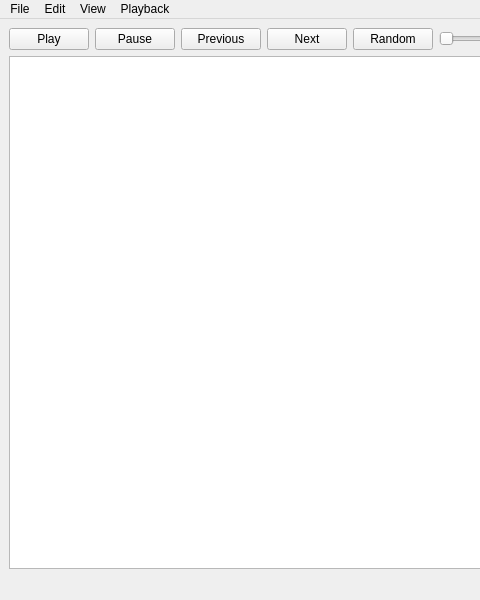
Qt form src/mainwindow.ui (lywlywly/music-player) before a commit; both pictures show x 0 to 480 and y 0 to 600 of the 800 by 600 pixel window.
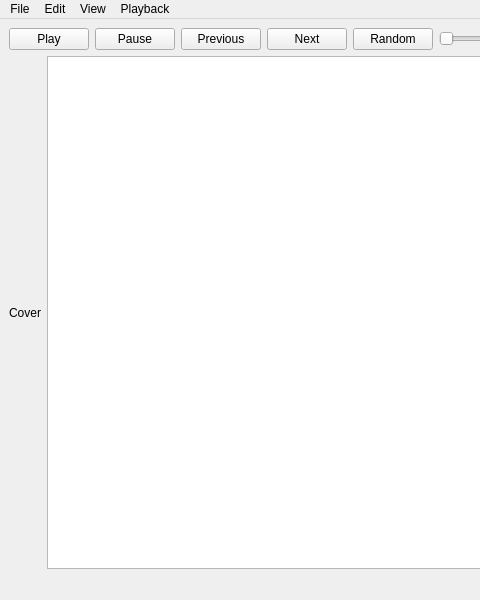
The same form after that commit.

Commit message: retrieve cover image from song file; start using Qt Sql

The edit to the form file:
```diff
--- a/src/mainwindow.ui
+++ b/src/mainwindow.ui
@@ -16,8 +16,6 @@
   <widget class="QWidget" name="centralWidget">
    <layout class="QVBoxLayout" name="verticalLayout_4">
     <item>
-     <layout class="QVBoxLayout" name="verticalLayout_2">
-      <item>
        <layout class="QHBoxLayout" name="horizontalLayout">
         <item>
          <widget class="QPushButton" name="play_button">
@@ -64,7 +62,33 @@
        </layout>
       </item>
       <item>
-       <widget class="QTableView" name="tableView"/>
+     <layout class="QVBoxLayout" name="verticalLayout_2">
+      <item>
+       <layout class="QHBoxLayout" name="horizontalLayout_2">
+        <item>
+         <widget class="QLabel" name="label">
+          <property name="enabled">
+           <bool>true</bool>
+          </property>
+          <property name="maximumSize">
+           <size>
+            <width>400</width>
+            <height>16777215</height>
+           </size>
+          </property>
+          <property name="text">
+           <string>Cover</string>
+          </property>
+         </widget>
+        </item>
+        <item>
+         <widget class="QTableView" name="tableView">
+          <property name="tabletTracking">
+           <bool>false</bool>
+          </property>
+         </widget>
+        </item>
+       </layout>
       </item>
      </layout>
     </item>
```
Lines whose indentation alone changed are shown as unchanged. The commit also changes 7 other files.
